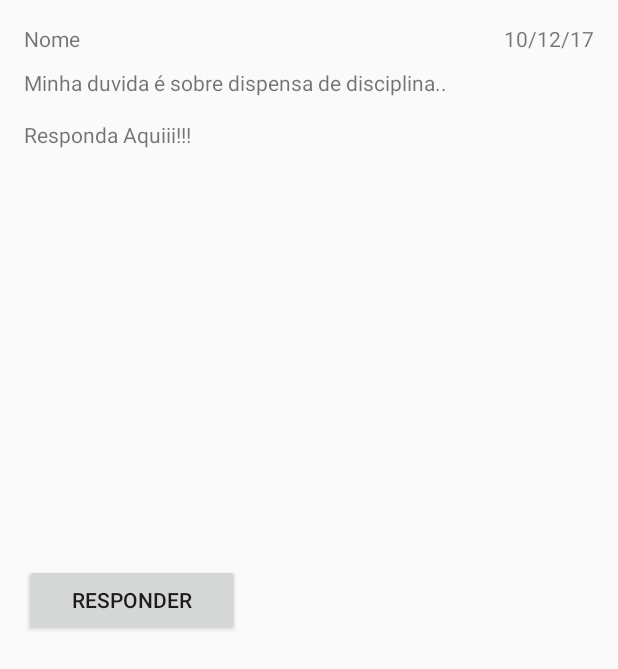
After one commit to andrelmlins/universitynd, an Android app: the DuvidasFormularioActivity screen opened directly, with no data from a screen before it, on a phone screen of 412 x 824 dp. The commit adds this screen. Shown: the top 669 px of the screen. Run offline under Robolectric (Android 15) with nearby library versions, the phone set to English and light mode, and no system bars.

Commit message:
Tela de respostas das duvidas.

```diff
--- a/app/src/main/AndroidManifest.xml
+++ b/app/src/main/AndroidManifest.xml
@@ -30,6 +30,17 @@
             <!--</intent-filter>-->
 
         </activity>
+        <activity
+            android:name=".DuvidasFormularioActivity"
+            android:label="@string/app_name"
+            android:theme="@style/AppTheme.NoActionBar">
+            <!--<intent-filter>-->
+            <!--<action android:name="android.intent.action.MAIN" />-->
+
+            <!--<category android:name="android.intent.category.LAUNCHER" />-->
+            <!--</intent-filter>-->
+
+        </activity>
     </application>
 
 </manifest>
--- a/app/src/main/java/br/ufrpe/universitynd/DuvidasActivity.java
+++ b/app/src/main/java/br/ufrpe/universitynd/DuvidasActivity.java
@@ -1,9 +1,14 @@
 package br.ufrpe.universitynd;
 
+import android.app.ListActivity;
+import android.content.Intent;
 import android.os.Bundle;
 import android.support.v7.app.AppCompatActivity;
+import android.view.View;
+import android.widget.AdapterView;
 import android.widget.ArrayAdapter;
 import android.widget.ListView;
+import android.widget.TextView;
 
 import java.util.ArrayList;
 import java.util.List;
@@ -15,23 +20,48 @@ import br.ufrpe.universitynd.models.Duvida;
  * Created by air on 22/11/17.
  */
 
-public class DuvidasActivity extends AppCompatActivity {
+public class DuvidasActivity extends ListActivity{
     @Override
     protected void onCreate(Bundle savedInstanceState) {
         super.onCreate(savedInstanceState);
         setContentView(R.layout.duvidas_activity);
+
         ListView lista = (ListView) findViewById(R.id.listaDuvidas);
 
         List<Duvida> ld = new ArrayList<Duvida>();
-        ld.add(new Duvida("texto 1"));
-        ld.add(new Duvida("texto 1"));
-        ld.add(new Duvida("texto 1"));
-        ld.add(new Duvida("texto 1"));
-        ld.add(new Duvida("texto 1"));
+        ld.add(new Duvida("Pergunta 1"));
+        ld.add(new Duvida("Pergunta 1"));
+        ld.add(new Duvida("Pergunta 1"));
+        ld.add(new Duvida("Pergunta 1"));
+        ld.add(new Duvida("Pergunta 1"));
 
         AdapterDuvidas adapter = new AdapterDuvidas(ld, this);
 
-        lista.setAdapter(adapter);
+//        lista.setAdapter(adapter);
+//
+//        ListView lv = getListView();
+//
+//        lv.setOnItemClickListener(new AdapterView.OnItemClickListener() {
+//            @Override
+//            public void onItemClick(AdapterView<?> adapterView, View view, int i, long l) {
+//                // selected item
+//                String product = ((TextView) view).getText().toString();
+//
+//                // Launching new Activity on selecting single List Item
+//                Intent in = new Intent(getApplicationContext(), DuvidasFormularioActivity.class);
+//                // sending data to new activity
+//                in.putExtra("product", product);
+//                startActivity(in);
+//
+//            }
+//        });
+//
+//        // listening to single list item on click
+//
+//
+//
+            }
 
-    }
+
+
 }
--- /dev/null
+++ b/app/src/main/java/br/ufrpe/universitynd/DuvidasFormularioActivity.java
@@ -0,0 +1,30 @@
+package br.ufrpe.universitynd;
+
+import android.content.Intent;
+import android.os.Bundle;
+import android.support.v7.app.AppCompatActivity;
+import android.widget.TextView;
+
+import static br.ufrpe.universitynd.R.layout.activity_duvidasform;
+
+/**
+ * Created by air on 23/11/17.
+ */
+
+public class DuvidasFormularioActivity extends AppCompatActivity{
+    @Override
+    protected void onCreate(Bundle savedInstanceState) {
+        super.onCreate(savedInstanceState);
+        setContentView(R.layout.activity_duvidasform);
+
+//        setContentView(activity_duvidasform);
+//
+//        TextView txtProduct = (TextView) findViewById(R.id.product_label);
+//
+//        Intent i = getIntent();
+//        // getting attached intent data
+//        String product = i.getStringExtra("product");
+//        // displaying selected product name
+//        txtProduct.setText(product);
+    }
+}
--- /dev/null
+++ b/app/src/main/res/layout/activity_duvidasform.xml
@@ -0,0 +1,47 @@
+<?xml version="1.0" encoding="utf-8"?>
+<LinearLayout xmlns:android="http://schemas.android.com/apk/res/android"
+    android:orientation="vertical" android:layout_width="match_parent"
+    android:layout_height="wrap_content" android:padding="16dp">
+
+    <LinearLayout
+        android:orientation="horizontal"
+        android:layout_width="match_parent"
+        android:layout_height="wrap_content">
+        <TextView
+            android:id="@+id/DuvidaNome"
+            android:layout_weight="1"
+            android:layout_width="match_parent"
+            android:layout_height="wrap_content"
+            android:text="Nome" />
+        <TextView
+            android:id="@+id/DuvidaData"
+            android:layout_weight="1"
+            android:layout_width="match_parent"
+            android:layout_height="wrap_content"
+            android:textAlignment="textEnd"
+            android:text="10/12/17" />
+    </LinearLayout>
+    <TextView
+        android:id="@+id/DuvidaDescricao"
+        android:layout_width="match_parent"
+        android:layout_height="wrap_content"
+        android:layout_marginTop="10dp"
+        android:text="Minha duvida é sobre dispensa de disciplina.." />
+
+
+    <TextView
+        android:id="@+id/textView2"
+        android:layout_width="match_parent"
+        android:layout_marginTop="15dp"
+        android:layout_height="286dp"
+        android:text="Responda Aquiii!!!" />
+
+    <Button
+        android:id="@+id/button"
+        android:layout_width="144dp"
+        android:layout_height="wrap_content"
+        android:layout_marginTop="10dp"
+        android:textAlignment="center"
+        android:text="Responder" />
+
+</LinearLayout>
```
